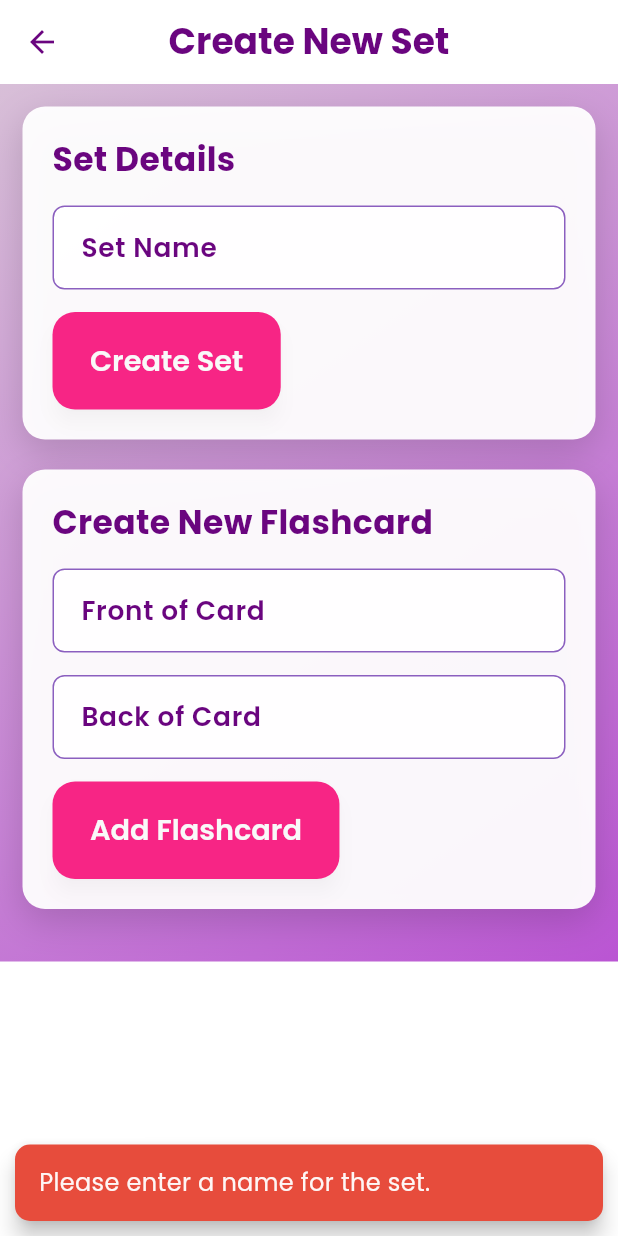
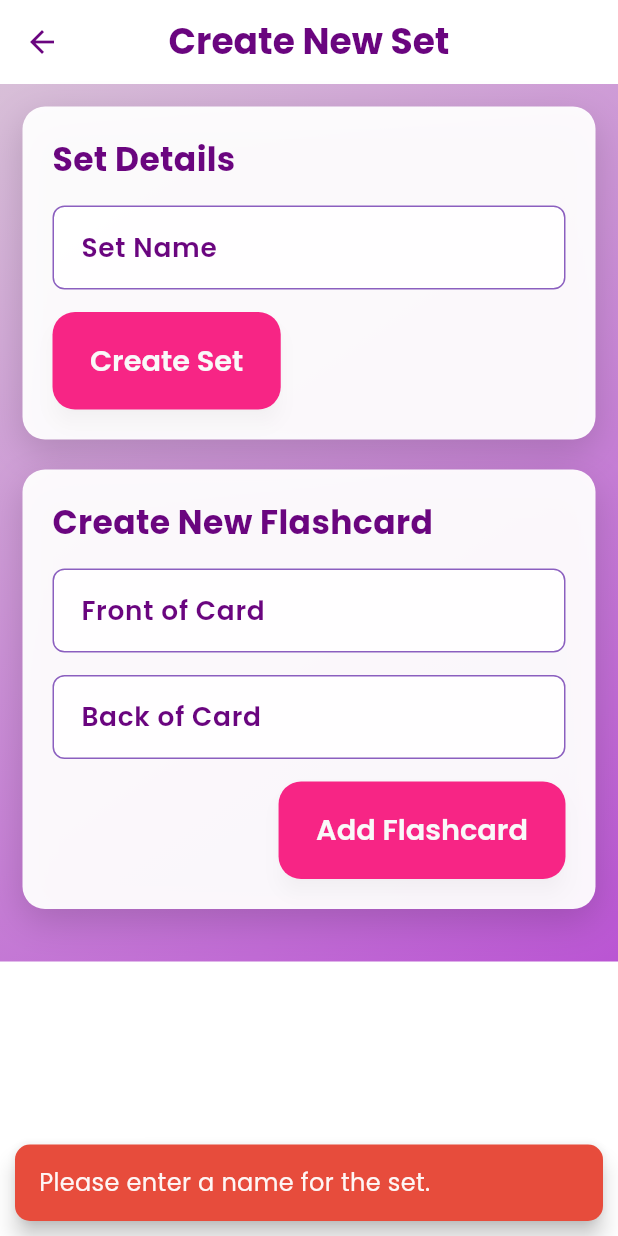
Before and after one commit to Space-Racer/Quizzical, a Flutter app: the AddRemoveQuestionsScreen screen opened directly, after a tap on "Add Flashcard", on a phone screen of 412 x 824 dp. Run offline on Flutter 3.47's test engine with Material 3 defaults, Android fonts, the light colour scheme and no system bars; our stand-ins replace audioplayers, cloud_firestore, confetti, firebase_auth, firebase_core, google_fonts and 3 more; accounts and stored records are empty.

Commit message:
Fixed Major Functionality Issues Added More Settings Improved Layout Added Google Sign In

```diff
--- a/lib/add_question_page.dart
+++ b/lib/add_question_page.dart
@@ -29,6 +29,7 @@ class _AddRemoveQuestionsScreenState extends State<AddRemoveQuestionsScreen> {
 
   int? _correctOptionIndex;
   String? _currentSetId;
+  String? _editingQuestionId;
   List<Map<String, dynamic>> _questions = [];
 
   @override
@@ -125,7 +126,7 @@ class _AddRemoveQuestionsScreenState extends State<AddRemoveQuestionsScreen> {
     });
   }
 
-  void _addQuestion() async {
+  void _addOrUpdateQuestion() async {
     final user = FirebaseAuth.instance.currentUser;
     if (user == null) {
       _showSnackBar('Please log in to add questions.', isError: true);
@@ -136,35 +137,35 @@ class _AddRemoveQuestionsScreenState extends State<AddRemoveQuestionsScreen> {
       await _createOrUpdateSet();
     }
 
-    if (_currentSetId == null) {
-      return;
-    }
+    if (_currentSetId == null) return;
+
+    final collectionRef = FirebaseFirestore.instance
+        .collection('artifacts')
+        .doc('my-trivia-app-id')
+        .collection('users')
+        .doc(user.uid)
+        .collection('question_sets')
+        .doc(_currentSetId)
+        .collection('questions');
 
     if (widget.isFlashcard) {
       final front = _frontController.text.trim();
       final back = _backController.text.trim();
 
       if (front.isEmpty || back.isEmpty) {
-        _showSnackBar('Please fill in both the front and back of the flashcard.',
-            isError: true);
+        _showSnackBar('Please fill in both the front and back of the flashcard.', isError: true);
         return;
       }
 
-      await FirebaseFirestore.instance
-          .collection('artifacts')
-          .doc('my-trivia-app-id')
-          .collection('users')
-          .doc(user.uid)
-          .collection('question_sets')
-          .doc(_currentSetId)
-          .collection('questions')
-          .add({
-        'front': front,
-        'back': back,
-      });
+      final data = {'front': front, 'back': back};
 
-      _frontController.clear();
-      _backController.clear();
+      if (_editingQuestionId != null) {
+        await collectionRef.doc(_editingQuestionId).update(data);
+        _showSnackBar('Flashcard updated successfully!');
+      } else {
+        await collectionRef.add(data);
+        _showSnackBar('Flashcard added successfully!');
+      }
     } else {
       final questionText = _questionTextController.text.trim();
       final options = [
@@ -174,54 +175,48 @@ class _AddRemoveQuestionsScreenState extends State<AddRemoveQuestionsScreen> {
         _option4Controller.text.trim(),
       ];
 
-      if (questionText.isEmpty ||
-          options.any((opt) => opt.isEmpty) ||
-          _correctOptionIndex == null) {
-        _showSnackBar(
-            'Please fill in all fields and select the correct answer.',
-            isError: true);
+      if (questionText.isEmpty || options.any((opt) => opt.isEmpty) || _correctOptionIndex == null) {
+        _showSnackBar('Please fill in all fields and select the correct answer.', isError: true);
         return;
       }
 
       final correctAnswer = options[_correctOptionIndex!];
-
-      await FirebaseFirestore.instance
-          .collection('artifacts')
-          .doc('my-trivia-app-id')
-          .collection('users')
-          .doc(user.uid)
-          .collection('question_sets')
-          .doc(_currentSetId)
-          .collection('questions')
-          .add({
+      final data = {
         'questionText': questionText,
         'options': options,
         'correctAnswer': correctAnswer,
-      });
+      };
 
+      if (_editingQuestionId != null) {
+        await collectionRef.doc(_editingQuestionId).update(data);
+        _showSnackBar('Question updated successfully!');
+      } else {
+        await collectionRef.add(data);
+        _showSnackBar('Question added successfully!');
+      }
+    }
+
+    _clearForm();
+    _fetchQuestions();
+  }
+
+  void _clearForm() {
     _questionTextController.clear();
     _option1Controller.clear();
     _option2Controller.clear();
     _option3Controller.clear();
     _option4Controller.clear();
+    _frontController.clear();
+    _backController.clear();
     setState(() {
       _correctOptionIndex = null;
+      _editingQuestionId = null;
     });
   }
 
-    _showSnackBar('Question added successfully!');
-    _fetchQuestions(); // Refresh the list of questions
-  }
-
-  // --- Add the _editQuestion method here ---
   void _editQuestion(Map<String, dynamic> question) {
-    // You'll need to implement the logic to pre-fill the form with
-    // the question data and allow the user to modify it.
-    // For example, you might open a dialog or navigate to a new screen.
-    // After editing, you would call Firebase to update the question.
-    _showSnackBar('Edit functionality not yet implemented for this question.');
-    print('Attempting to edit question: $question');
-    // Example: if you want to set the text fields for editing
+    setState(() {
+      _editingQuestionId = question['id'];
       if (widget.isFlashcard) {
         _frontController.text = question['front'];
         _backController.text = question['back'];
@@ -231,13 +226,11 @@ class _AddRemoveQuestionsScreenState extends State<AddRemoveQuestionsScreen> {
         _option2Controller.text = question['options'][1];
         _option3Controller.text = question['options'][2];
         _option4Controller.text = question['options'][3];
-      // Find the index of the correct answer from options and set _correctOptionIndex
         final List<dynamic> options = question['options'];
         final String correctAnswer = question['correctAnswer'];
-      setState(() {
         _correctOptionIndex = options.indexOf(correctAnswer);
+      }
     });
-    }
   }
 
   // --- Add the _deleteQuestion method here ---
@@ -423,9 +416,20 @@ class _AddRemoveQuestionsScreenState extends State<AddRemoveQuestionsScreen> {
         decoration: const InputDecoration(labelText: 'Back of Card'),
       ),
       SizedBox(height: isMobile ? 15 : 20),
+      Row(
+        mainAxisAlignment: MainAxisAlignment.end,
+        children: [
+          if (_editingQuestionId != null)
+            TextButton(
+              onPressed: _clearForm,
+              child: const Text('Cancel'),
+            ),
+          SizedBox(width: 10),
           ElevatedButton(
-        onPressed: _addQuestion,
-        child: const Text('Add Flashcard'),
+            onPressed: _addOrUpdateQuestion,
+            child: Text(_editingQuestionId != null ? 'Save Question' : 'Add Flashcard'),
+          ),
+        ],
       ),
     ];
   }
@@ -452,9 +456,20 @@ class _AddRemoveQuestionsScreenState extends State<AddRemoveQuestionsScreen> {
         );
       }),
       SizedBox(height: isMobile ? 15 : 20),
+      Row(
+        mainAxisAlignment: MainAxisAlignment.end,
+        children: [
+          if (_editingQuestionId != null)
+            TextButton(
+              onPressed: _clearForm,
+              child: const Text('Cancel'),
+            ),
+          SizedBox(width: 10),
           ElevatedButton(
-        onPressed: _addQuestion,
-        child: const Text('Add Multiple Choice Question'),
+            onPressed: _addOrUpdateQuestion,
+            child: Text(_editingQuestionId != null ? 'Save Question' : 'Add Multiple Choice Question'),
+          ),
+        ],
       ),
     ];
   }
--- a/lib/app_navigation.dart
+++ b/lib/app_navigation.dart
@@ -9,10 +9,10 @@ class AppNavigationScreen extends StatefulWidget {
   const AppNavigationScreen({super.key});
 
   @override
-  State<AppNavigationScreen> createState() => _AppNavigationScreenState();
+  State<AppNavigationScreen> createState() => AppNavigationScreenState();
 }
 
-class _AppNavigationScreenState extends State<AppNavigationScreen> {
+class AppNavigationScreenState extends State<AppNavigationScreen> {
   int _selectedIndex = 0; // Index of the currently selected tab
 
   // List of widgets (pages) to display in the navigation bar
@@ -23,7 +23,7 @@ class _AppNavigationScreenState extends State<AppNavigationScreen> {
   ];
 
   // Function to handle tab selection
-  void _onItemTapped(int index) {
+  void onItemTapped(int index) {
     setState(() {
       _selectedIndex = index;
     });
--- a/lib/app_theme.dart
+++ b/lib/app_theme.dart
@@ -8,13 +8,15 @@ class AppColors {
   static const Color secondaryPurple = Color(0xFF8B5FBF); // Lighter Purple
   static const Color accentPink = Color(0xFFF72585); // Vibrant Pink
   static const Color accentGreen = Color(0xFF2ecc71); // Success Green
-  static const Color accentRed = Color(0xFFe74c3c); // Error Red
+  static const Color accentRed = Color(0xFFe74c3c);
+  static const Color accentOrange = Color(0xffea853e);
   static const Color backgroundGradientStart = Color(0xFFD8BFD8); // Light Plum
   static const Color backgroundGradientEnd = Color(0xFFBA55D3); // Medium Orchid
   static const Color textDark = Color(0xFF333333); // Dark text
   static const Color textLight = Color(0xFFF9F9F9); // Light text
   static const Color cardBackground = Color(0xF2FFFFFF); // rgba(255, 255, 255, 0.95)
   static const Color googleBlue = Color(0xFF4285F4); // Google Blue
+  static const Color dividerColor = Color(0xFFE0E0E0); // A light grey, common for dividers/borders
 }
 
 // Define common border radii
--- a/pubspec.yaml
+++ b/pubspec.yaml
@@ -2,7 +2,7 @@ name: quizzical
 description: A fun spinner quiz app for the web.
 publish_to: 'none' # Remove this line if you wish to publish to pub.dev
 
-version: 2.3.7+7
+version: 2.4.9+8
 
 environment:
   sdk: '>=3.0.0 <4.0.0' # Ensures compatibility with the latest Dart SDK
@@ -22,7 +22,7 @@ dependencies:
   vibration: ^1.7.7
   google_nav_bar: ^5.0.6
   flutter_animate: ^4.2.0
-  #flutter_vibrate:
+  google_sign_in: ^6.2.1 # Add this line
 
 dev_dependencies:
   flutter_test:
@@ -33,6 +33,8 @@ flutter:
   uses-material-design: true
   assets:
     - assets/audio/
+    - assets/images/
+
   # To add assets like images or fonts:
   # assets:
   #   - assets/images/
```
Also changed, not shown: lib/auth_screen.dart (+85 -19 lines), lib/create_page.dart (+53 -14 lines), lib/multiple_choice_game.dart (+7 -5 lines), lib/play_page.dart (+4 -10 lines), lib/settings_page.dart (+98 -107 lines), assets/images/google_logo.png (added), pubspec.lock, 5 other files. Lines whose indentation alone changed are shown as unchanged.
